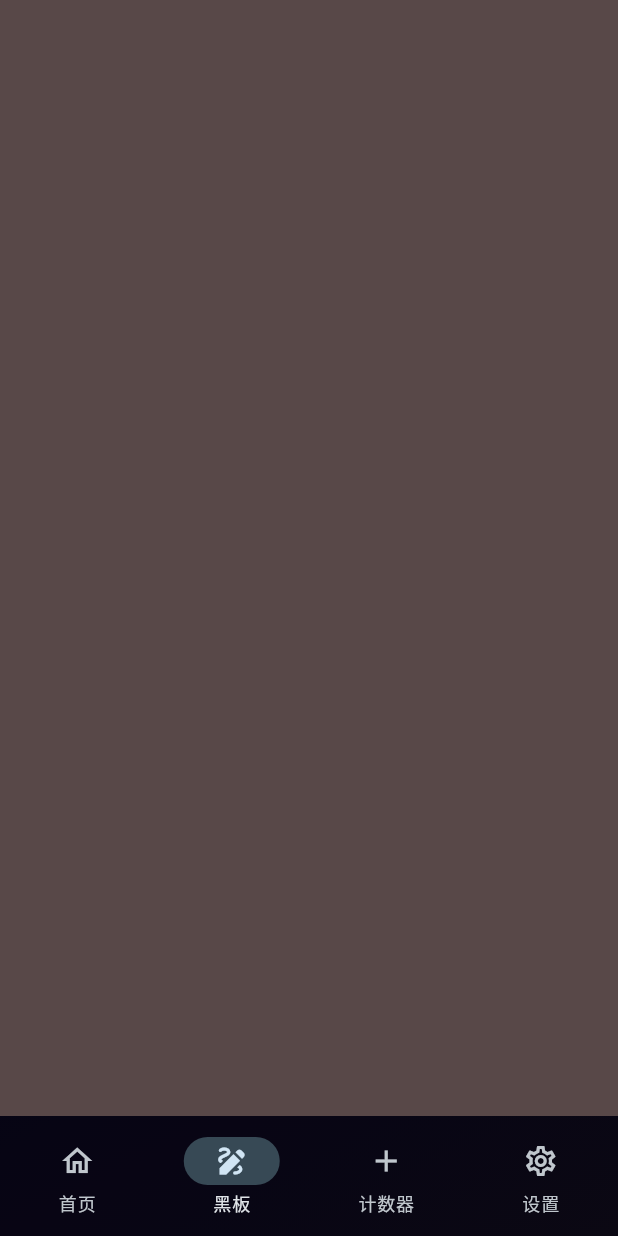
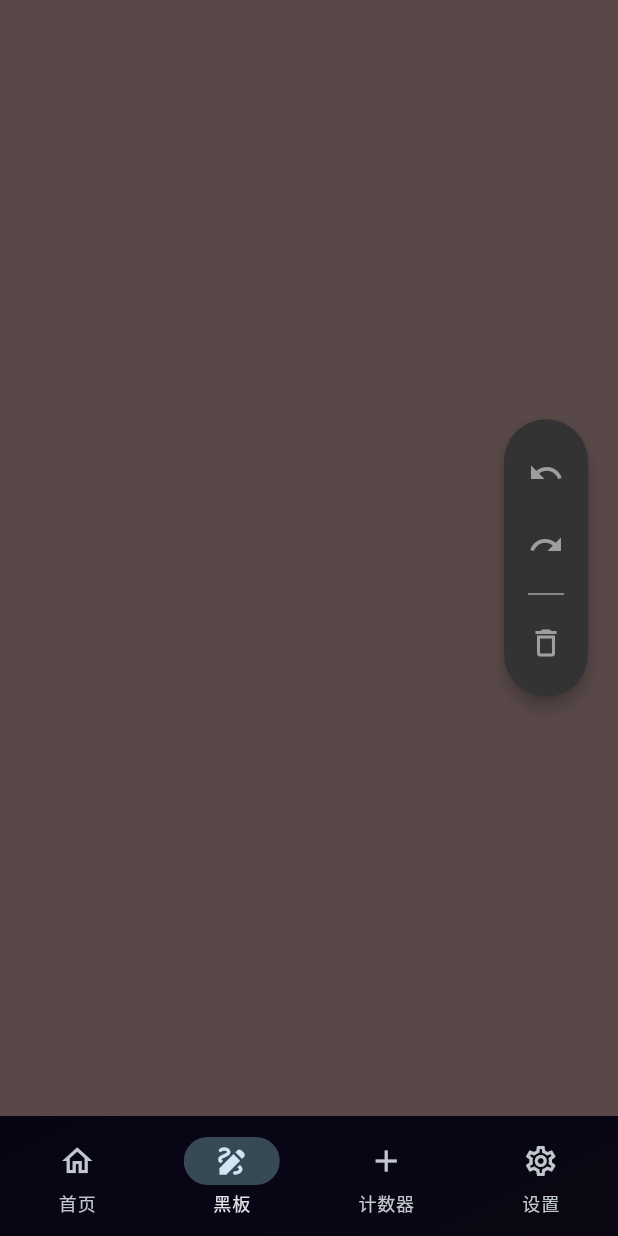
Before and after one commit to mokeen/va-flutter-edu, a Flutter app: the screen it shows after launch, on a phone screen of 412 x 824 dp. Run offline on Flutter 3.47's test engine with Material 3 defaults, Android fonts, the phone set to English and light mode, and no system bars; our stand-ins replace flutter_riverpod, go_router, riverpod_annotation; generated files the repository leaves out were written again.

Commit message:
feat: TODO撤回等功能

```diff
--- a/lib/src/features/blackboard/presentation/blackboard_screen.dart
+++ b/lib/src/features/blackboard/presentation/blackboard_screen.dart
@@ -1,10 +1,10 @@
 import 'package:flutter/material.dart';
+
+import 'package:va_edu/src/features/blackboard/application/blackboard_controller.dart';
+
 import 'package:va_edu/src/features/blackboard/presentation/widgets/blackboard_painter.dart';
+import 'package:va_edu/src/features/blackboard/presentation/widgets/blackboard_toolbar.dart';
 
-/// 黑板（画板）主页面
-///
-/// 这是一个有状态组件 (StatefulWidget)，负责管理画板的核心状态（笔迹数据）和交互事件。
-/// 它并不直接处理绘制逻辑，而是将数据传递给 [BlackboardPainter] 进行渲染。
 class BlackboardScreen extends StatefulWidget {
   const BlackboardScreen({super.key});
 
@@ -13,61 +13,61 @@ class BlackboardScreen extends StatefulWidget {
 }
 
 class _BlackboardScreenState extends State<BlackboardScreen> {
-  /// 当前正在绘制的一笔。
-  ///
-  /// 包含了从 [Listener.onPointerDown] 开始，到 [Listener.onPointerMove] 过程中的所有点。
-  /// 当 [Listener.onPointerUp] 触发时，该列表会被清空，并未存入 [historyStrokes]。
-  List<Offset> currentStroke = [];
+  final controller = BlackboardController();
 
-  /// 历史笔迹列表。
-  ///
-  /// 这是一个二维数组，存储了所有已经完成绘制的线条（每一条线都是一个 [Offset] 列表）。
-  /// 这里是画板“持久化”数据的内存态。
-  List<List<Offset>> historyStrokes = [];
+  @override
+  void dispose() {
+    controller.dispose();
+    super.dispose();
+  }
 
   @override
   Widget build(BuildContext context) {
     return Scaffold(
       backgroundColor: Colors.transparent,
-      body: SizedBox.expand(
-        // 使用 Listener 监听原始指针事件（比 GestureDetector 更底层，无延迟）
+      body: ListenableBuilder(
+        listenable: controller,
+        builder: (context, child) {
+          return Stack(
+            children: [
+              Positioned.fill(
                 child: Listener(
                   onPointerDown: (event) {
-            // 手指按下：开始新的一笔
-            setState(() {
-              // 初始化当前笔迹，存入起始点
-              currentStroke = [event.localPosition];
-            });
+                    controller.startStroke(event.localPosition);
                   },
                   onPointerMove: (event) {
-            // 手指移动：持续收集点
-            setState(() {
-              // 将新采集的点追加到当前笔迹中
-              // 注意：频繁 setState 会触发重绘，这是实时的关键
-              currentStroke.add(event.localPosition);
-            });
+                    controller.moveStroke(event.localPosition);
                   },
                   onPointerUp: (event) {
-            // 手指抬起：结束当前笔，归档到历史
-            setState(() {
-              // 将 currentStroke 添加到历史记录中
-              historyStrokes.add(currentStroke);
-              // 清空 currentStroke，准备下一次绘制
-              // 注意：这里必须重新赋值一个新列表，避免引用问题
-              currentStroke = [];
-            });
+                    controller.endStroke();
                   },
-          // CustomPaint 是连接逻辑层与渲染层的桥梁
                   child: CustomPaint(
-            // 将数据（State）传递给 Painter（View）
-            // 只要 points 或 historyStrokes 发生变化，Painter 就会被触发重绘
                     painter: BlackboardPainter(
-              currentStroke: currentStroke,
-              historyStrokes: historyStrokes,
+                      currentStroke: controller.currentStroke,
+                      historyStrokes: controller.historyStrokes,
                     ),
                   ),
                 ),
               ),
+              Positioned(
+                right: 16,
+                top: 0,
+                bottom: 0,
+                child: Center(
+                  child: BlackboardToolbar(
+                    onUndo: () => controller.undo(),
+                    onRedo: () => controller.redo(),
+                    onClear: () => controller.clear(),
+                    canUndo: controller.historyStrokes.isNotEmpty,
+                    canRedo: controller.redoStrokes.isNotEmpty,
+                    canClear: controller.historyStrokes.isNotEmpty,
+                  ),
+                ),
+              ),
+            ]
+          );
+        },
+      )
     );
   }
 }
--- /dev/null
+++ b/lib/src/features/blackboard/presentation/widgets/blackboard_toolbar.dart
@@ -0,0 +1,71 @@
+import 'package:flutter/material.dart';
+
+class BlackboardToolbar extends StatelessWidget {
+  const BlackboardToolbar({
+    super.key,
+    required this.onUndo,
+    required this.onRedo,
+    required this.onClear,
+    required this.canUndo,
+    required this.canRedo,
+    required this.canClear,
+  });
+
+  final VoidCallback onUndo;
+  final VoidCallback onRedo;
+  final VoidCallback onClear;
+  final bool canUndo;
+  final bool canRedo;
+  final bool canClear;
+
+  @override
+  Widget build(BuildContext context) {
+    return Card(
+      elevation: 4,
+      color: const Color(0xFF333333),
+      shape: RoundedRectangleBorder(borderRadius: BorderRadius.circular(32)),
+      child: Padding(
+        padding: const EdgeInsets.symmetric(
+          horizontal: 4,
+          vertical: 12
+        ),
+        child: Column(
+          mainAxisSize: MainAxisSize.min,
+          children: [
+            IconButton(
+              icon: Icon(
+                Icons.undo,
+                color: canUndo ? Colors.white : Colors.grey,
+              ),
+              tooltip: '撤销',
+              onPressed: canUndo ? onUndo : null,
+            ),
+            IconButton(
+              icon: Icon(
+                Icons.redo,
+                color: canRedo ? Colors.white : Colors.grey,
+              ),
+              tooltip: '重做',
+              onPressed: canRedo ? onRedo : null,
+            ),
+            const SizedBox(height: 8,),
+            Container(
+              width: 24,
+              height: 1,
+              color: Colors.white54,
+            ),
+            const SizedBox(height: 8),
+            IconButton(
+              icon: Icon(
+                Icons.delete_outline,
+                color: canClear ? Colors.red : Colors.grey,
+              ),
+              tooltip: '清空',
+              onPressed: canClear ? onClear : null,
+            ),
+          ],
+        ),
+      ),
+    );
+  }
+}
```
Also changed, not shown: lib/src/features/blackboard/application/blackboard_controller.dart (added, +52 -0 lines), lib/src/features/blackboard/presentation/widgets/blackboard_painter.dart (+3 -21 lines), 4 other files. Lines whose indentation alone changed are shown as unchanged.
